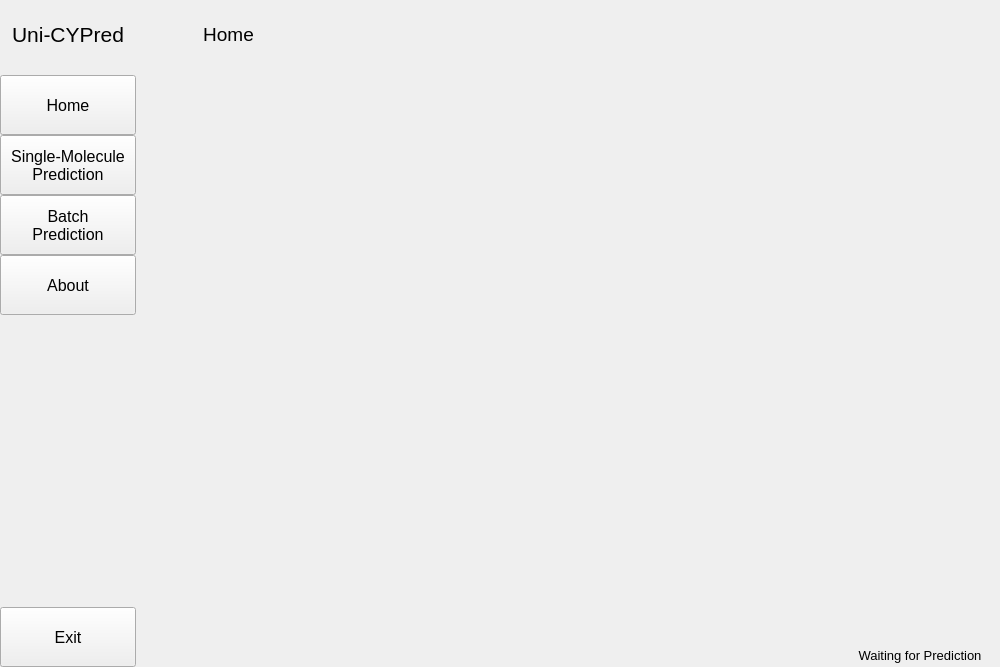
Before: the Qt Designer form widgets/main.ui in xli7654321/Neo-CYPi, drawn with Qt 5.
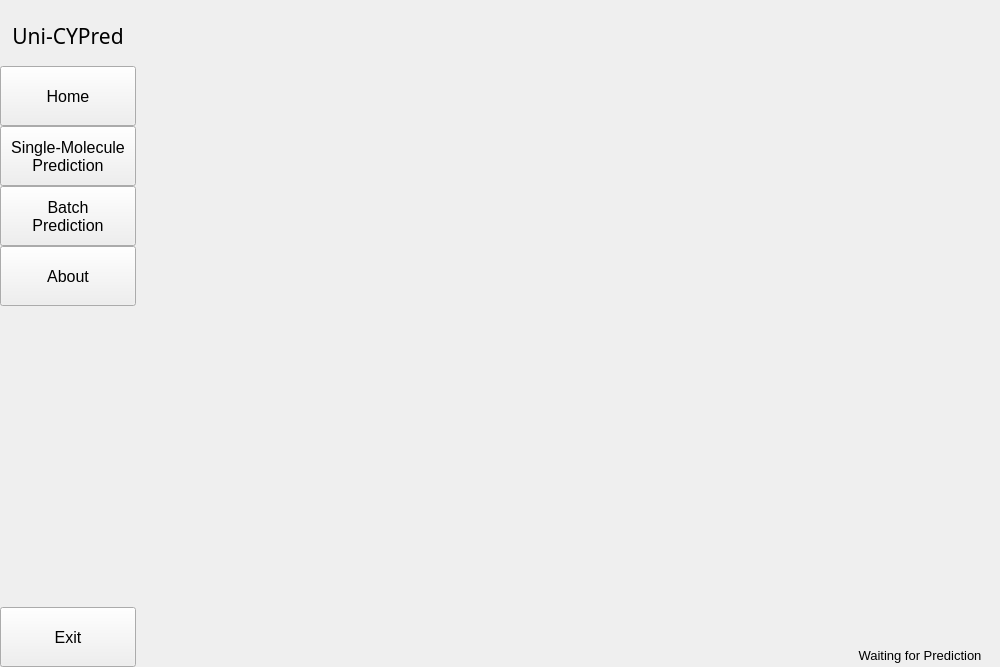
After: the same form once the commit is applied. The open tabs and pages were chosen to show the change. Icons and pictures are not drawn.

Commit message: home page and about page

```diff
--- a/widgets/main.ui
+++ b/widgets/main.ui
@@ -96,64 +96,7 @@
          <property name="currentIndex">
           <number>1</number>
          </property>
-         <widget class="QWidget" name="home_page">
-          <widget class="QWidget" name="layoutWidget">
-           <property name="geometry">
-            <rect>
-             <x>40</x>
-             <y>20</y>
-             <width>79</width>
-             <height>28</height>
-            </rect>
-           </property>
-           <layout class="QHBoxLayout" name="home_hLayout">
-            <property name="spacing">
-             <number>6</number>
-            </property>
-            <item>
-             <widget class="QLabel" name="home_icon">
-              <property name="maximumSize">
-               <size>
-                <width>20</width>
-                <height>20</height>
-               </size>
-              </property>
-              <property name="text">
-               <string/>
-              </property>
-              <property name="pixmap">
-               <pixmap resource="../static/resource.qrc">:/icons/icons/Ionic-Ionicons-Home.ico</pixmap>
-              </property>
-              <property name="scaledContents">
-               <bool>true</bool>
-              </property>
-              <property name="alignment">
-               <set>Qt::AlignCenter</set>
-              </property>
-             </widget>
-            </item>
-            <item>
-             <widget class="QLabel" name="home_label">
-              <property name="font">
-               <font>
-                <family>Segoe UI</family>
-                <pointsize>14</pointsize>
-               </font>
-              </property>
-              <property name="text">
-               <string>Home</string>
-              </property>
-              <property name="scaledContents">
-               <bool>false</bool>
-              </property>
-              <property name="alignment">
-               <set>Qt::AlignCenter</set>
-              </property>
-             </widget>
-            </item>
-           </layout>
-          </widget>
-         </widget>
+         <widget class="QWidget" name="home_page"/>
          <widget class="QWidget" name="single_page"/>
          <widget class="QWidget" name="batch_page"/>
          <widget class="QWidget" name="about_page">
@@ -340,7 +283,7 @@
         <number>0</number>
        </property>
        <property name="topMargin">
-        <number>4</number>
+        <number>6</number>
        </property>
        <property name="rightMargin">
         <number>0</number>
@@ -364,7 +307,7 @@
          </property>
          <property name="font">
           <font>
-           <family>Segoe UI</family>
+           <family>Sitka</family>
            <pointsize>16</pointsize>
            <bold>false</bold>
           </font>
@@ -386,7 +329,7 @@
           <number>0</number>
          </property>
          <property name="topMargin">
-          <number>11</number>
+          <number>0</number>
          </property>
          <item>
           <widget class="QPushButton" name="home_btn">
```
Left out of the diff: 74 changed lines with no effect on the pictures. The commit also changes 22 other files.
